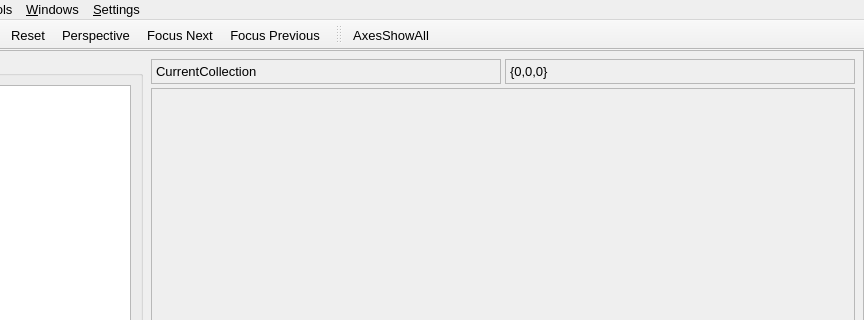
This is src/gui/uchroma.ui in trisyoungs/uchroma as Qt 5 draws it before an edit; both pictures show x 228 to 1092 and y 0 to 320 of the 1092 by 894 pixel window. The edited form follows.
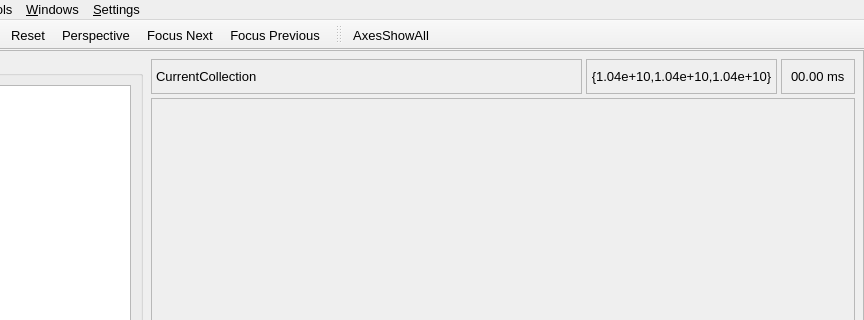
This is the edited form. Icons and pictures are not drawn. Custom widgets are drawn as their Qt base class.

Commit message: Moved rendering time label from statusbar to InfoBar above main view. Renamed and reorganised various update routines for the main GUI.

The edit to the form file:
```diff
--- a/src/gui/uchroma.ui
+++ b/src/gui/uchroma.ui
@@ -416,7 +416,13 @@
                 <number>4</number>
                </property>
                <item>
-                <widget class="QLabel" name="CurrentCollectionLabel">
+                <widget class="QLabel" name="InfoCurrentCollectionLabel">
+                 <property name="sizePolicy">
+                  <sizepolicy hsizetype="Expanding" vsizetype="Preferred">
+                   <horstretch>0</horstretch>
+                   <verstretch>0</verstretch>
+                  </sizepolicy>
+                 </property>
                  <property name="text">
                   <string>CurrentCollection</string>
                  </property>
@@ -443,7 +449,35 @@
                <item>
                 <widget class="QLabel" name="CoordinateLabel">
                  <property name="text">
-                  <string>{0,0,0}</string>
+                  <string>{1.04e+10,1.04e+10,1.04e+10}</string>
+                 </property>
+                 <property name="alignment">
+                  <set>Qt::AlignCenter</set>
+                 </property>
+                </widget>
+               </item>
+              </layout>
+             </widget>
+            </item>
+            <item>
+             <widget class="QFrame" name="InfoRenderingTimeFrame">
+              <property name="frameShape">
+               <enum>QFrame::StyledPanel</enum>
+              </property>
+              <property name="frameShadow">
+               <enum>QFrame::Sunken</enum>
+              </property>
+              <layout class="QHBoxLayout" name="horizontalLayout_7">
+               <item>
+                <widget class="QLabel" name="InfoRenderingTimeLabel">
+                 <property name="sizePolicy">
+                  <sizepolicy hsizetype="Minimum" vsizetype="Preferred">
+                   <horstretch>0</horstretch>
+                   <verstretch>0</verstretch>
+                  </sizepolicy>
+                 </property>
+                 <property name="text">
+                  <string>00.00 ms</string>
                  </property>
                 </widget>
                </item>
```
Left out of the diff: 8 changed lines with no effect on the pictures. The commit also changes 14 other files.
